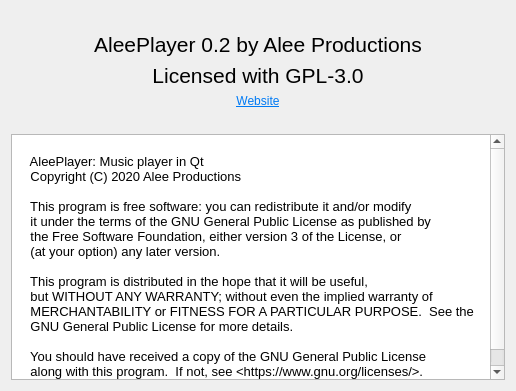
First picture: the form in about.ui, repository alee14-projects/erable-godot, before the edit.
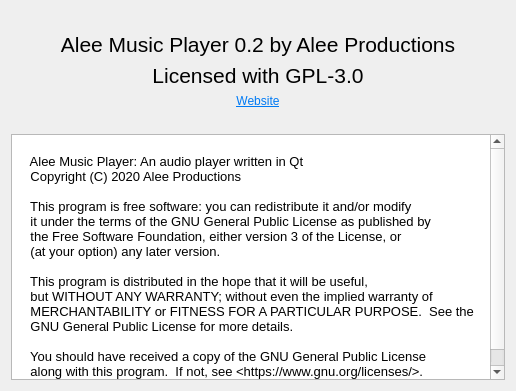
Second picture: the form after the edit.

Patch:
```diff
--- a/about.ui
+++ b/about.ui
@@ -53,7 +53,7 @@
       </font>
      </property>
      <property name="text">
-      <string>AleePlayer 0.2 by Alee Productions</string>
+      <string>Alee Music Player 0.2 by Alee Productions</string>
      </property>
      <property name="alignment">
       <set>Qt::AlignCenter</set>
@@ -111,23 +111,23 @@
 &lt;html&gt;&lt;head&gt;&lt;meta name=&quot;qrichtext&quot; content=&quot;1&quot; /&gt;&lt;style type=&quot;text/css&quot;&gt;
 p, li { white-space: pre-wrap; }
 &lt;/style&gt;&lt;/head&gt;&lt;body style=&quot; font-family:'Noto Sans'; font-size:10pt; font-weight:400; font-style:normal;&quot;&gt;
-&lt;p style=&quot;-qt-paragraph-type:empty; margin-top:0px; margin-bottom:0px; margin-left:0px; margin-right:0px; -qt-block-indent:0; text-indent:0px; font-family:'Noto Sans';&quot;&gt;&lt;br /&gt;&lt;/p&gt;
-&lt;p style=&quot; margin-top:0px; margin-bottom:0px; margin-left:0px; margin-right:0px; -qt-block-indent:0; text-indent:0px;&quot;&gt;&lt;span style=&quot; font-family:'Noto Sans';&quot;&gt;    AleePlayer: Music player in Qt &lt;/span&gt;&lt;/p&gt;
-&lt;p style=&quot; margin-top:0px; margin-bottom:0px; margin-left:0px; margin-right:0px; -qt-block-indent:0; text-indent:0px;&quot;&gt;&lt;span style=&quot; font-family:'Noto Sans';&quot;&gt;    Copyright (C) 2020 Alee Productions&lt;/span&gt;&lt;/p&gt;
-&lt;p style=&quot;-qt-paragraph-type:empty; margin-top:0px; margin-bottom:0px; margin-left:0px; margin-right:0px; -qt-block-indent:0; text-indent:0px; font-family:'Noto Sans';&quot;&gt;&lt;br /&gt;&lt;/p&gt;
-&lt;p style=&quot; margin-top:0px; margin-bottom:0px; margin-left:0px; margin-right:0px; -qt-block-indent:0; text-indent:0px;&quot;&gt;&lt;span style=&quot; font-family:'Noto Sans';&quot;&gt;    This program is free software: you can redistribute it and/or modify&lt;/span&gt;&lt;/p&gt;
-&lt;p style=&quot; margin-top:0px; margin-bottom:0px; margin-left:0px; margin-right:0px; -qt-block-indent:0; text-indent:0px;&quot;&gt;&lt;span style=&quot; font-family:'Noto Sans';&quot;&gt;    it under the terms of the GNU General Public License as published by&lt;/span&gt;&lt;/p&gt;
-&lt;p style=&quot; margin-top:0px; margin-bottom:0px; margin-left:0px; margin-right:0px; -qt-block-indent:0; text-indent:0px;&quot;&gt;&lt;span style=&quot; font-family:'Noto Sans';&quot;&gt;    the Free Software Foundation, either version 3 of the License, or&lt;/span&gt;&lt;/p&gt;
-&lt;p style=&quot; margin-top:0px; margin-bottom:0px; margin-left:0px; margin-right:0px; -qt-block-indent:0; text-indent:0px;&quot;&gt;&lt;span style=&quot; font-family:'Noto Sans';&quot;&gt;    (at your option) any later version.&lt;/span&gt;&lt;/p&gt;
-&lt;p style=&quot;-qt-paragraph-type:empty; margin-top:0px; margin-bottom:0px; margin-left:0px; margin-right:0px; -qt-block-indent:0; text-indent:0px; font-family:'Noto Sans';&quot;&gt;&lt;br /&gt;&lt;/p&gt;
-&lt;p style=&quot; margin-top:0px; margin-bottom:0px; margin-left:0px; margin-right:0px; -qt-block-indent:0; text-indent:0px;&quot;&gt;&lt;span style=&quot; font-family:'Noto Sans';&quot;&gt;    This program is distributed in the hope that it will be useful,&lt;/span&gt;&lt;/p&gt;
-&lt;p style=&quot; margin-top:0px; margin-bottom:0px; margin-left:0px; margin-right:0px; -qt-block-indent:0; text-indent:0px;&quot;&gt;&lt;span style=&quot; font-family:'Noto Sans';&quot;&gt;    but WITHOUT ANY WARRANTY; without even the implied warranty of&lt;/span&gt;&lt;/p&gt;
-&lt;p style=&quot; margin-top:0px; margin-bottom:0px; margin-left:0px; margin-right:0px; -qt-block-indent:0; text-indent:0px;&quot;&gt;&lt;span style=&quot; font-family:'Noto Sans';&quot;&gt;    MERCHANTABILITY or FITNESS FOR A PARTICULAR PURPOSE.  See the&lt;/span&gt;&lt;/p&gt;
-&lt;p style=&quot; margin-top:0px; margin-bottom:0px; margin-left:0px; margin-right:0px; -qt-block-indent:0; text-indent:0px;&quot;&gt;&lt;span style=&quot; font-family:'Noto Sans';&quot;&gt;    GNU General Public License for more details.&lt;/span&gt;&lt;/p&gt;
-&lt;p style=&quot;-qt-paragraph-type:empty; margin-top:0px; margin-bottom:0px; margin-left:0px; margin-right:0px; -qt-block-indent:0; text-indent:0px; font-family:'Noto Sans';&quot;&gt;&lt;br /&gt;&lt;/p&gt;
-&lt;p style=&quot; margin-top:0px; margin-bottom:0px; margin-left:0px; margin-right:0px; -qt-block-indent:0; text-indent:0px;&quot;&gt;&lt;span style=&quot; font-family:'Noto Sans';&quot;&gt;    You should have received a copy of the GNU General Public License&lt;/span&gt;&lt;/p&gt;
-&lt;p style=&quot; margin-top:0px; margin-bottom:0px; margin-left:0px; margin-right:0px; -qt-block-indent:0; text-indent:0px;&quot;&gt;&lt;span style=&quot; font-family:'Noto Sans';&quot;&gt;    along with this program.  If not, see &amp;lt;https://www.gnu.org/licenses/&amp;gt;.&lt;/span&gt;&lt;/p&gt;
-&lt;p style=&quot;-qt-paragraph-type:empty; margin-top:0px; margin-bottom:0px; margin-left:0px; margin-right:0px; -qt-block-indent:0; text-indent:0px; font-family:'Noto Sans';&quot;&gt;&lt;br /&gt;&lt;/p&gt;&lt;/body&gt;&lt;/html&gt;</string>
+&lt;p style=&quot;-qt-paragraph-type:empty; margin-top:0px; margin-bottom:0px; margin-left:0px; margin-right:0px; -qt-block-indent:0; text-indent:0px;&quot;&gt;&lt;br /&gt;&lt;/p&gt;
+&lt;p style=&quot; margin-top:0px; margin-bottom:0px; margin-left:0px; margin-right:0px; -qt-block-indent:0; text-indent:0px;&quot;&gt;    Alee Music Player: An audio player written in Qt&lt;/p&gt;
+&lt;p style=&quot; margin-top:0px; margin-bottom:0px; margin-left:0px; margin-right:0px; -qt-block-indent:0; text-indent:0px;&quot;&gt;    Copyright (C) 2020 Alee Productions&lt;/p&gt;
+&lt;p style=&quot;-qt-paragraph-type:empty; margin-top:0px; margin-bottom:0px; margin-left:0px; margin-right:0px; -qt-block-indent:0; text-indent:0px;&quot;&gt;&lt;br /&gt;&lt;/p&gt;
+&lt;p style=&quot; margin-top:0px; margin-bottom:0px; margin-left:0px; margin-right:0px; -qt-block-indent:0; text-indent:0px;&quot;&gt;    This program is free software: you can redistribute it and/or modify&lt;/p&gt;
+&lt;p style=&quot; margin-top:0px; margin-bottom:0px; margin-left:0px; margin-right:0px; -qt-block-indent:0; text-indent:0px;&quot;&gt;    it under the terms of the GNU General Public License as published by&lt;/p&gt;
+&lt;p style=&quot; margin-top:0px; margin-bottom:0px; margin-left:0px; margin-right:0px; -qt-block-indent:0; text-indent:0px;&quot;&gt;    the Free Software Foundation, either version 3 of the License, or&lt;/p&gt;
+&lt;p style=&quot; margin-top:0px; margin-bottom:0px; margin-left:0px; margin-right:0px; -qt-block-indent:0; text-indent:0px;&quot;&gt;    (at your option) any later version.&lt;/p&gt;
+&lt;p style=&quot;-qt-paragraph-type:empty; margin-top:0px; margin-bottom:0px; margin-left:0px; margin-right:0px; -qt-block-indent:0; text-indent:0px;&quot;&gt;&lt;br /&gt;&lt;/p&gt;
+&lt;p style=&quot; margin-top:0px; margin-bottom:0px; margin-left:0px; margin-right:0px; -qt-block-indent:0; text-indent:0px;&quot;&gt;    This program is distributed in the hope that it will be useful,&lt;/p&gt;
+&lt;p style=&quot; margin-top:0px; margin-bottom:0px; margin-left:0px; margin-right:0px; -qt-block-indent:0; text-indent:0px;&quot;&gt;    but WITHOUT ANY WARRANTY; without even the implied warranty of&lt;/p&gt;
+&lt;p style=&quot; margin-top:0px; margin-bottom:0px; margin-left:0px; margin-right:0px; -qt-block-indent:0; text-indent:0px;&quot;&gt;    MERCHANTABILITY or FITNESS FOR A PARTICULAR PURPOSE.  See the&lt;/p&gt;
+&lt;p style=&quot; margin-top:0px; margin-bottom:0px; margin-left:0px; margin-right:0px; -qt-block-indent:0; text-indent:0px;&quot;&gt;    GNU General Public License for more details.&lt;/p&gt;
+&lt;p style=&quot;-qt-paragraph-type:empty; margin-top:0px; margin-bottom:0px; margin-left:0px; margin-right:0px; -qt-block-indent:0; text-indent:0px;&quot;&gt;&lt;br /&gt;&lt;/p&gt;
+&lt;p style=&quot; margin-top:0px; margin-bottom:0px; margin-left:0px; margin-right:0px; -qt-block-indent:0; text-indent:0px;&quot;&gt;    You should have received a copy of the GNU General Public License&lt;/p&gt;
+&lt;p style=&quot; margin-top:0px; margin-bottom:0px; margin-left:0px; margin-right:0px; -qt-block-indent:0; text-indent:0px;&quot;&gt;    along with this program.  If not, see &amp;lt;https://www.gnu.org/licenses/&amp;gt;.&lt;/p&gt;
+&lt;p style=&quot;-qt-paragraph-type:empty; margin-top:0px; margin-bottom:0px; margin-left:0px; margin-right:0px; -qt-block-indent:0; text-indent:0px;&quot;&gt;&lt;br /&gt;&lt;/p&gt;&lt;/body&gt;&lt;/html&gt;</string>
      </property>
     </widget>
    </item>
```
Left out of the diff: 2 changed lines with no effect on the pictures.
